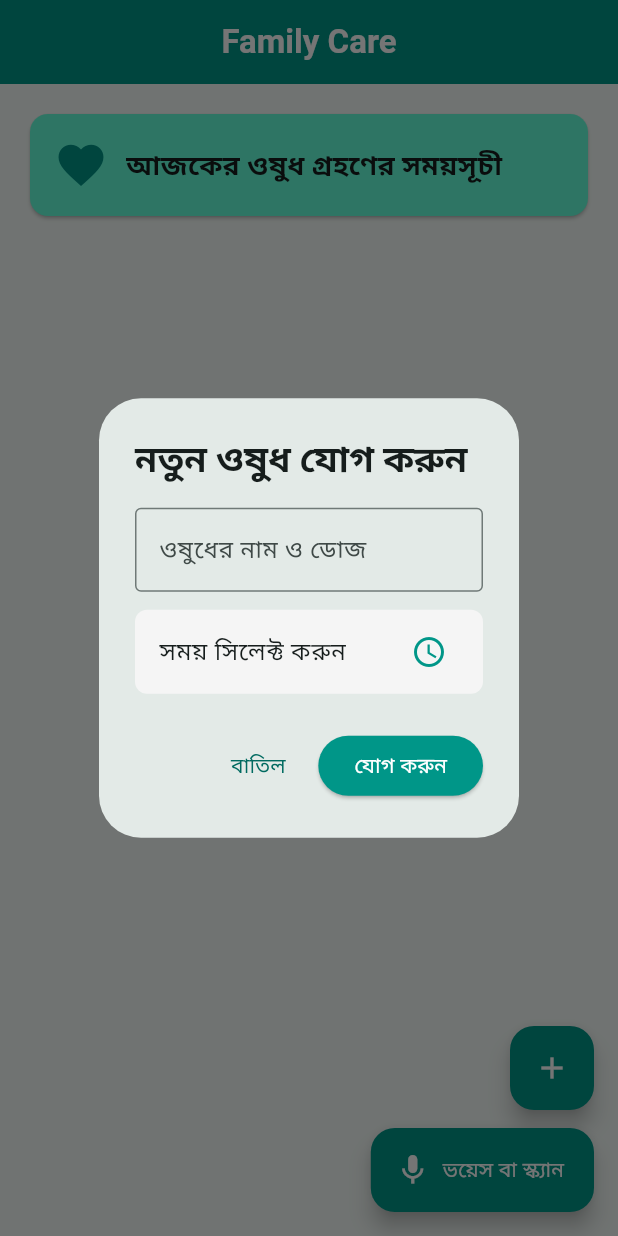
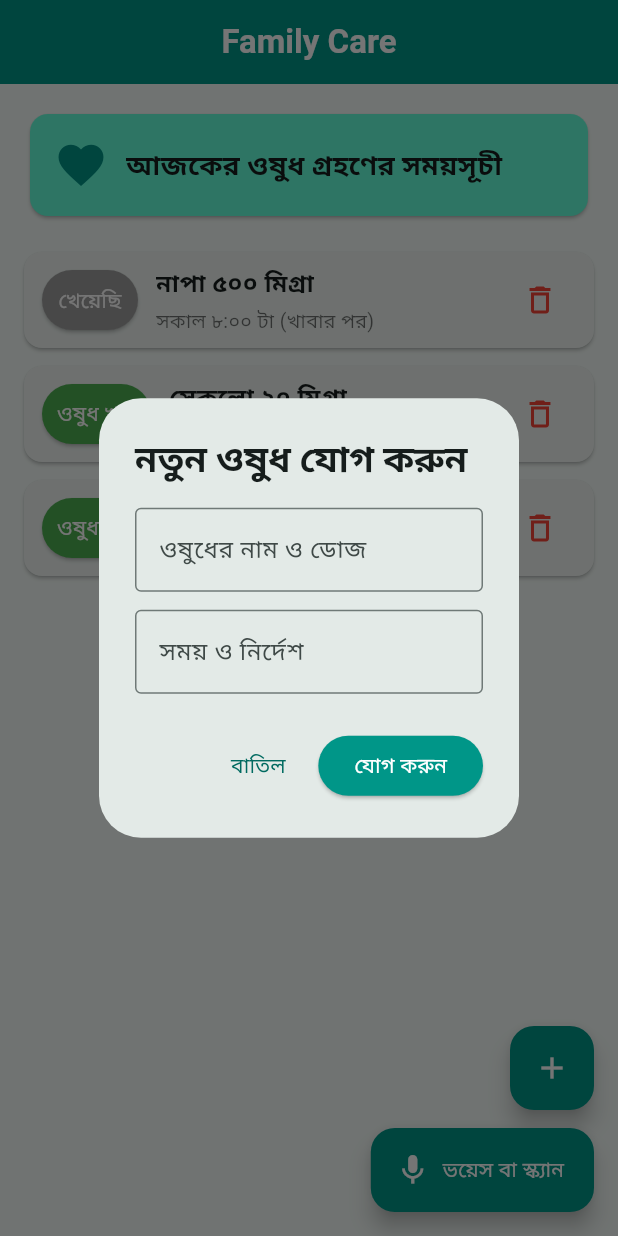
Before and after one commit to khokonjanu6-star95/Family-Care, a Flutter app: the screen it shows after launch, after a tap on the "add" icon, on a phone screen of 412 x 824 dp. Run offline on Flutter 3.47's test engine with Material 3 defaults, Android fonts, the phone set to English and light mode, and no system bars; our stand-ins replace shared_preferences.

```diff
--- a/lib/main.dart
+++ b/lib/main.dart
@@ -1,26 +1,8 @@
 import 'dart:convert';
 import 'package:flutter/material.dart';
 import 'package:shared_preferences/shared_preferences.dart';
-import 'package:flutter_local_notifications/flutter_local_notifications.dart';
-import 'package:timezone/data/latest_all.dart' as tz;
-import 'package:timezone/timezone.dart' as tz;
 
-final FlutterLocalNotificationsPlugin flutterLocalNotificationsPlugin = FlutterLocalNotificationsPlugin();
-
-void main() async {
-  WidgetsFlutterBinding.ensureInitialized();
-
-  tz.initializeTimeZones();
-
-  const AndroidInitializationSettings initializationSettingsAndroid =
-      AndroidInitializationSettings('@mipmap/ic_launcher');
-
-  const InitializationSettings initializationSettings = InitializationSettings(
-    android: initializationSettingsAndroid,
-  );
-
-  await flutterLocalNotificationsPlugin.initialize(initializationSettings);
-
+void main() {
   runApp(const FamilyCareApp());
 }
 
@@ -53,19 +35,12 @@ class _HomeScreenState extends State<HomeScreen> {
   bool _isLoading = true;
 
   final TextEditingController _nameController = TextEditingController();
-  TimeOfDay? _selectedTime;
+  final TextEditingController _timeController = TextEditingController();
 
   @override
   void initState() {
     super.initState();
-    _requestNotificationPermission();
     _loadMedicines();
-  }
-
-  void _requestNotificationPermission() {
-    flutterLocalNotificationsPlugin
-        .resolvePlatformSpecificImplementation<AndroidFlutterLocalNotificationsPlugin>()
-        ?.requestNotificationsPermission();
   }
 
   Future<void> _loadMedicines() async {
@@ -80,9 +55,14 @@ class _HomeScreenState extends State<HomeScreen> {
       });
     } else {
       setState(() {
-        _medicines = [];
+        _medicines = [
+          {'name': 'নাপা ৫০০ মিগ্রা', 'time': 'সকাল ৮:০০ টা (খাবার পর)', 'isTaken': true},
+          {'name': 'সেকলো ২০ মিগ্রা', 'time': 'দুপুর ২:০০ টা (খাবার আগে)', 'isTaken': false},
+          {'name': 'এটিনোলোল ৫০ মিগ্রা', 'time': 'রাত ১০:০০ টা (খাবার পর)', 'isTaken': false},
+        ];
         _isLoading = false;
       });
+      _saveMedicines();
     }
   }
 
@@ -90,34 +70,6 @@ class _HomeScreenState extends State<HomeScreen> {
     final prefs = await SharedPreferences.getInstance();
     final String encoded = jsonEncode(_medicines);
     await prefs.setString('medicines_data', encoded);
-  }
-
-  Future<void> _scheduleNotification(int id, String title, TimeOfDay time) async {
-    final now = DateTime.now();
-    var scheduledDate = DateTime(now.year, now.month, now.day, time.hour, time.minute);
-
-    if (scheduledDate.isBefore(now)) {
-      scheduledDate = scheduledDate.add(const Duration(days: 1));
-    }
-
-    await flutterLocalNotificationsPlugin.zonedSchedule(
-      id,
-      'ওষুধ খাওয়ার সময় হয়েছে!',
-      '$title খাওয়ার সময় হয়ে গেছে। দয়া করে ওষুধটি খেয়ে নিন।',
-      tz.TZDateTime.from(scheduledDate, tz.local),
-      const NotificationDetails(
-        android: AndroidNotificationDetails(
-          'medicine_reminder_channel',
-          'Medicine Reminders',
-          channelDescription: 'Notifications for medicine reminders',
-          importance: Importance.max,
-          priority: Priority.high,
-        ),
-      ),
-      androidScheduleMode: AndroidScheduleMode.exactAllowWhileIdle,
-      uiLocalNotificationDateInterpretation: UILocalNotificationDateInterpretation.absoluteTime,
-      matchDateTimeComponents: DateTimeComponents.time,
-    );
   }
 
   void _toggleMedicineState(int index) {
@@ -153,7 +105,6 @@ class _HomeScreenState extends State<HomeScreen> {
             style: ElevatedButton.styleFrom(backgroundColor: Colors.red, foregroundColor: Colors.white),
             onPressed: () {
               final deletedName = _medicines[index]['name'];
-              flutterLocalNotificationsPlugin.cancel(index);
               setState(() {
                 _medicines.removeAt(index);
               });
@@ -172,12 +123,11 @@ class _HomeScreenState extends State<HomeScreen> {
 
   void _showAddMedicineDialog() {
     _nameController.clear();
-    _selectedTime = null;
+    _timeController.clear();
 
     showDialog(
       context: context,
-      builder: (ctx) => StatefulBuilder(
-        builder: (context, setDialogState) => AlertDialog(
+      builder: (ctx) => AlertDialog(
         title: const Text('নতুন ওষুধ যোগ করুন', style: TextStyle(fontWeight: FontWeight.bold)),
         content: Column(
           mainAxisSize: MainAxisSize.min,
@@ -190,26 +140,12 @@ class _HomeScreenState extends State<HomeScreen> {
               ),
             ),
             const SizedBox(height: 12),
-              ListTile(
-                tileColor: Colors.grey.shade100,
-                shape: RoundedRectangleBorder(borderRadius: BorderRadius.circular(8)),
-                title: Text(
-                  _selectedTime == null
-                      ? 'সময় সিলেক্ট করুন'
-                      : 'সময়: ${_selectedTime!.format(context)}',
+            TextField(
+              controller: _timeController,
+              decoration: const InputDecoration(
+                labelText: 'সময় ও নির্দেশ',
+                border: OutlineInputBorder(),
               ),
-                trailing: const Icon(Icons.access_time, color: Colors.teal),
-                onTap: () async {
-                  final TimeOfDay? time = await showTimePicker(
-                    context: context,
-                    initialTime: TimeOfDay.now(),
-                  );
-                  if (time != null) {
-                    setDialogState(() {
-                      _selectedTime = time;
-                    });
-                  }
-                },
             ),
           ],
         ),
@@ -224,20 +160,14 @@ class _HomeScreenState extends State<HomeScreen> {
               foregroundColor: Colors.white,
             ),
             onPressed: () {
-                if (_nameController.text.isNotEmpty && _selectedTime != null) {
-                  final newMed = {
+              if (_nameController.text.isNotEmpty && _timeController.text.isNotEmpty) {
+                setState(() {
+                  _medicines.add({
                     'name': _nameController.text,
-                    'time': _selectedTime!.format(context),
+                    'time': _timeController.text,
                     'isTaken': false,
-                  };
-
-                  setState(() {
-                    _medicines.add(newMed);
                   });
-
-                  int newId = _medicines.length - 1;
-                  _scheduleNotification(newId, _nameController.text, _selectedTime!);
-
+                });
                 _saveMedicines();
                 Navigator.pop(ctx);
               }
@@ -245,7 +175,6 @@ class _HomeScreenState extends State<HomeScreen> {
             child: const Text('যোগ করুন'),
           ),
         ],
-        ),
       ),
     );
   }
```
Lines whose indentation alone changed are shown as unchanged.
